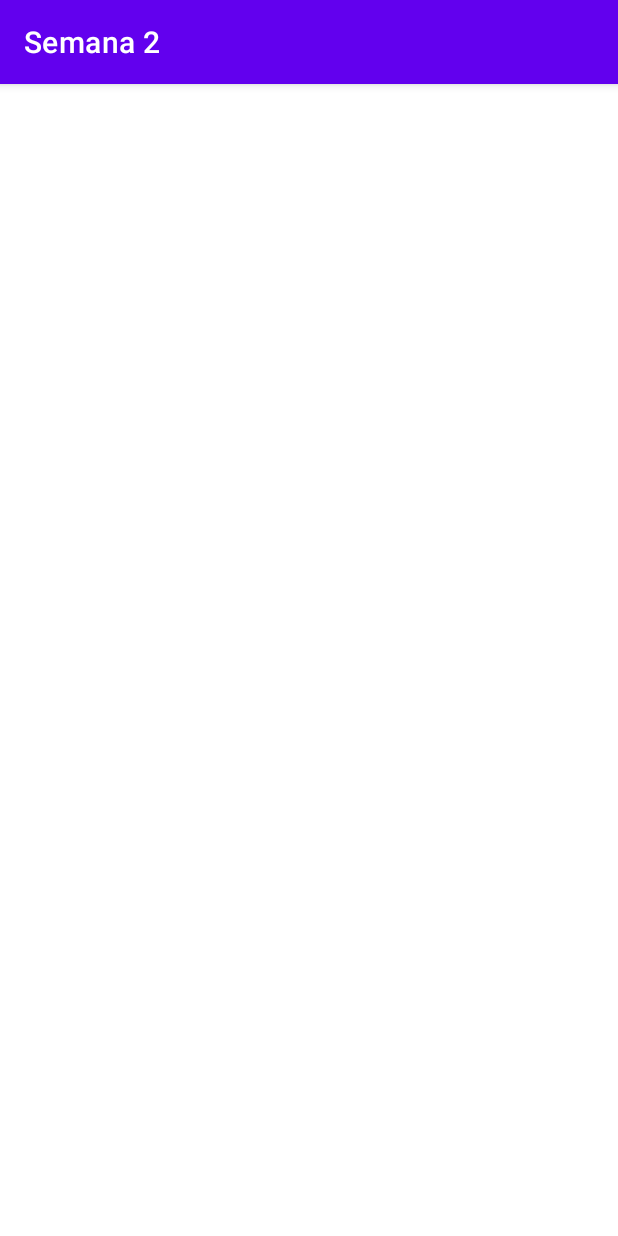
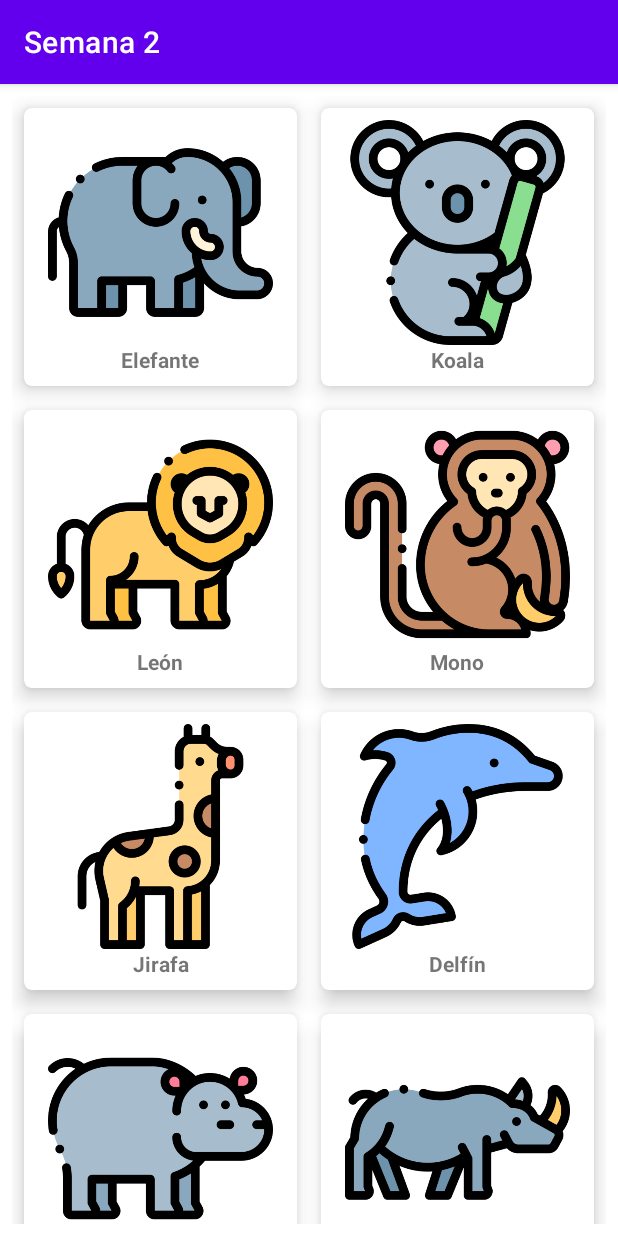
Before and after one commit to andreaagr/Diplomado-Mobile-DGTIC, an Android app: the screen it shows after launch (MainActivity), on a phone screen of 412 x 824 dp. Run offline under Robolectric (Android 15) with nearby library versions, the phone set to English and light mode, and no system bars.

Commit message:
Mostrar lista de animales

```diff
--- a/Android/Semana2/app/src/main/java/com/andreagr/semana2/MainActivity.kt
+++ b/Android/Semana2/app/src/main/java/com/andreagr/semana2/MainActivity.kt
@@ -2,10 +2,15 @@ package com.andreagr.semana2
 
 import androidx.appcompat.app.AppCompatActivity
 import android.os.Bundle
+import com.andreagr.semana2.databinding.ActivityMainBinding
 
 class MainActivity : AppCompatActivity() {
+
+    lateinit var binding: ActivityMainBinding
+
     override fun onCreate(savedInstanceState: Bundle?) {
         super.onCreate(savedInstanceState)
-        setContentView(R.layout.activity_main)
+        binding = ActivityMainBinding.inflate(layoutInflater)
+        setContentView(binding.root)
     }
 }
--- a/Android/Semana2/app/src/main/java/com/andreagr/semana2/ZooFragment.kt
+++ b/Android/Semana2/app/src/main/java/com/andreagr/semana2/ZooFragment.kt
@@ -18,8 +18,15 @@ class ZooFragment : Fragment() {
     private val binding: FragmentZooBinding get() = _binding!!
     private lateinit var zooAdapter: ZooAdapter
     private lateinit var navController: NavController
-    private val zooAnimals = listOf<Animal>(
-        //Animal(1, "León", )
+    private val zooAnimals = listOf(
+        Animal(1, "Elefante", R.drawable.elefante),
+        Animal(2, "Koala", R.drawable.coala),
+        Animal(3, "León", R.drawable.leon),
+        Animal(4, "Mono", R.drawable.mono),
+        Animal(5, "Jirafa", R.drawable.jirafa),
+        Animal(6, "Delfín", R.drawable.delfin),
+        Animal(7, "Hipopotamo", R.drawable.hipopotamo),
+        Animal(8, "Rinoceronte", R.drawable.rinoceronte)
     )
 
     override fun onCreateView(
@@ -33,12 +40,12 @@ class ZooFragment : Fragment() {
     override fun onViewCreated(view: View, savedInstanceState: Bundle?) {
         zooAdapter = ZooAdapter(zooAnimals) { animalId ->
             ZooFragmentDirections
-                .actionZooFragmentToAnimalDetailActivity(animalId)
+                .actionZooFragment2ToAnimalDetailActivity(zooAnimals[animalId.toInt()].name)
                 .let { navController.navigate(it) }
         }
 
         navController = findNavController()
-        binding.animalsRecyclerView.run {
+        binding.animalsRecyclerView.apply {
             adapter = zooAdapter
             layoutManager = GridLayoutManager(activity, 2)
         }
--- a/Android/Semana2/app/src/main/java/com/andreagr/semana2/adapter/ZooAdapter.kt
+++ b/Android/Semana2/app/src/main/java/com/andreagr/semana2/adapter/ZooAdapter.kt
@@ -22,7 +22,6 @@ class ZooAdapter(
     }
 
     override fun getItemCount() = animals.size
-
 }
 
 class AnimalViewHolder(
--- a/Android/Semana2/app/src/main/res/layout/activity_main.xml
+++ b/Android/Semana2/app/src/main/res/layout/activity_main.xml
@@ -8,8 +8,9 @@
 
     <androidx.fragment.app.FragmentContainerView
         android:id="@+id/nav_host_fragment"
-        android:layout_width="0dp"
-        android:layout_height="0dp"
+        android:layout_width="match_parent"
+        android:layout_height="match_parent"
+        android:name="androidx.navigation.fragment.NavHostFragment"
         app:defaultNavHost="true"
         app:layout_constraintBottom_toBottomOf="parent"
         app:layout_constraintEnd_toEndOf="parent"
--- a/Android/Semana2/app/src/main/res/layout/fragment_zoo.xml
+++ b/Android/Semana2/app/src/main/res/layout/fragment_zoo.xml
@@ -11,6 +11,7 @@
         android:id="@+id/animalsRecyclerView"
         android:layout_width="0dp"
         android:layout_height="0dp"
+        android:layout_margin="8dp"
         app:layout_constraintBottom_toBottomOf="parent"
         app:layout_constraintEnd_toEndOf="parent"
         app:layout_constraintStart_toStartOf="parent"
--- a/Android/Semana2/app/src/main/res/layout/zoo_item.xml
+++ b/Android/Semana2/app/src/main/res/layout/zoo_item.xml
@@ -1,12 +1,13 @@
 <?xml version="1.0" encoding="utf-8"?>
-<androidx.cardview.widget.CardView
-    xmlns:android="http://schemas.android.com/apk/res/android"
+<androidx.cardview.widget.CardView xmlns:android="http://schemas.android.com/apk/res/android"
     xmlns:app="http://schemas.android.com/apk/res-auto"
+    xmlns:tools="http://schemas.android.com/tools"
     android:id="@+id/animalCardView"
-    app:cardCornerRadius="5dp"
     android:layout_width="wrap_content"
     android:layout_height="wrap_content"
-    xmlns:tools="http://schemas.android.com/tools">
+    android:layout_margin="8dp"
+    app:cardCornerRadius="5dp"
+    app:cardElevation="8dp">
 
     <androidx.constraintlayout.widget.ConstraintLayout
         android:layout_width="wrap_content"
@@ -14,7 +15,7 @@
 
         <ImageView
             android:id="@+id/animalImageView"
-            android:layout_width="150dp"
+            android:layout_width="match_parent"
             android:layout_height="150dp"
             android:layout_marginStart="8dp"
             android:layout_marginTop="8dp"
--- a/Android/Semana2/app/src/main/res/navigation/nav_graph.xml
+++ b/Android/Semana2/app/src/main/res/navigation/nav_graph.xml
@@ -3,14 +3,14 @@
     xmlns:app="http://schemas.android.com/apk/res-auto"
     xmlns:tools="http://schemas.android.com/tools"
     android:id="@+id/nav_graph"
-    app:startDestination="@id/zooFragment">
+    app:startDestination="@id/zooFragment2">
     <fragment
-        android:id="@+id/zooFragment"
+        android:id="@+id/zooFragment2"
         android:name="com.andreagr.semana2.ZooFragment"
         android:label="fragment_zoo"
         tools:layout="@layout/fragment_zoo" >
         <action
-            android:id="@+id/action_zooFragment_to_animalDetailActivity"
+            android:id="@+id/action_zooFragment2_to_animalDetailActivity"
             app:destination="@id/animalDetailActivity" />
     </fragment>
     <activity
@@ -19,7 +19,7 @@
         android:label="activity_animal_detail"
         tools:layout="@layout/activity_animal_detail" >
         <argument
-            android:name="animalId"
-            app:argType="long" />
+            android:name="animalName"
+            app:argType="string" />
     </activity>
 </navigation>
```
Also changed, not shown: Android/Semana2/app/src/main/res/drawable/coala.png (added), Android/Semana2/app/src/main/res/drawable/delfin.png (added), Android/Semana2/app/src/main/res/drawable/elefante.png (added), Android/Semana2/app/src/main/res/drawable/hipopotamo.png (added), Android/Semana2/app/src/main/res/drawable/jirafa.png (added), Android/Semana2/app/src/main/res/drawable/leon.png (added), Android/Semana2/app/src/main/res/drawable/mono.png (added), Android/Semana2/app/src/main/res/drawable/rinoceronte.png (added).
